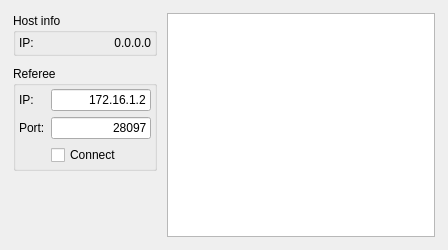
The window that basestation/musashi_rqt_refereebox_client/resource/refereebox_client.ui (tominagalab-apps/musashi-ros2-humble) describes before a commit, drawn with Qt 5.
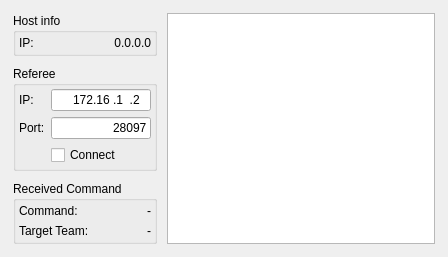
The same window after the commit.

Diff of the .ui file:
```diff
--- a/basestation/musashi_rqt_refereebox_client/resource/refereebox_client.ui
+++ b/basestation/musashi_rqt_refereebox_client/resource/refereebox_client.ui
@@ -146,6 +146,9 @@
                 <height>30</height>
                </size>
               </property>
+              <property name="inputMask">
+               <string>000.000.000.000; </string>
+              </property>
               <property name="text">
                <string>172.16.1.2</string>
               </property>
@@ -229,6 +232,61 @@
          </property>
         </spacer>
        </item>
+       <item>
+        <widget class="QGroupBox" name="groupBox_3">
+         <property name="title">
+          <string>Received Command</string>
+         </property>
+         <layout class="QFormLayout" name="formLayout_2">
+          <property name="leftMargin">
+           <number>3</number>
+          </property>
+          <property name="topMargin">
+           <number>3</number>
+          </property>
+          <property name="rightMargin">
+           <number>3</number>
+          </property>
+          <property name="bottomMargin">
+           <number>3</number>
+          </property>
+          <item row="0" column="0">
+           <widget class="QLabel" name="label_4">
+            <property name="text">
+             <string>Command:</string>
+            </property>
+           </widget>
+          </item>
+          <item row="0" column="1">
+           <widget class="QLabel" name="lblCommand">
+            <property name="text">
+             <string>-</string>
+            </property>
+            <property name="alignment">
+             <set>Qt::AlignRight|Qt::AlignTrailing|Qt::AlignVCenter</set>
+            </property>
+           </widget>
+          </item>
+          <item row="1" column="0">
+           <widget class="QLabel" name="label_5">
+            <property name="text">
+             <string>Target Team:</string>
+            </property>
+           </widget>
+          </item>
+          <item row="1" column="1">
+           <widget class="QLabel" name="lblTargetTeam">
+            <property name="text">
+             <string>-</string>
+            </property>
+            <property name="alignment">
+             <set>Qt::AlignRight|Qt::AlignTrailing|Qt::AlignVCenter</set>
+            </property>
+           </widget>
+          </item>
+         </layout>
+        </widget>
+       </item>
       </layout>
      </item>
      <item>
```
